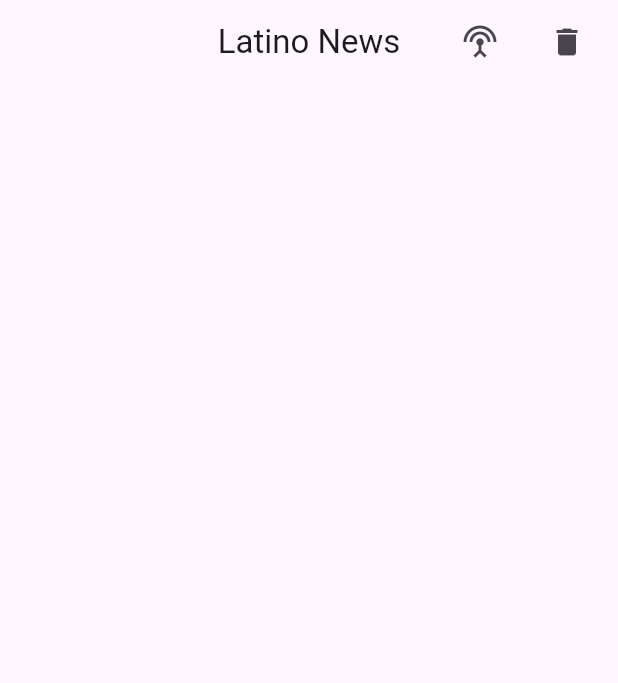
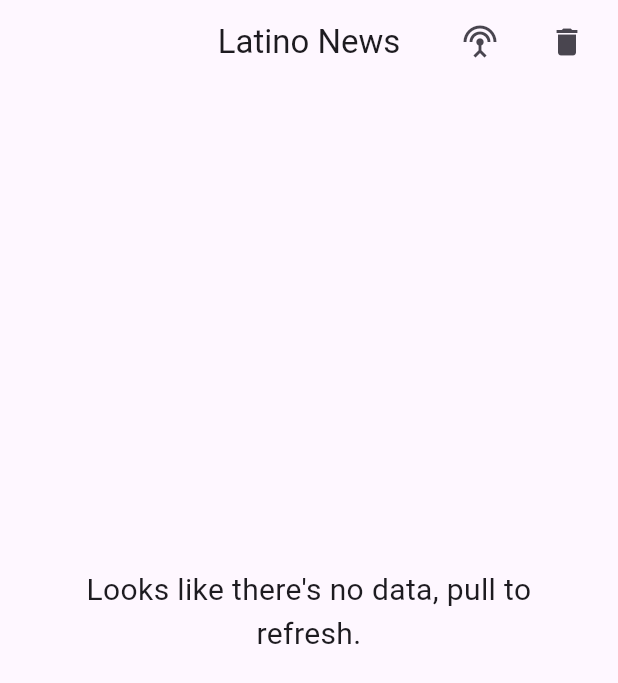
Before and after one commit to keronei/latino-posts, a Flutter app: the screen it shows after launch, after a tap on the "settings input antenna" icon, on a phone screen of 412 x 824 dp. Shown: the top 683 px of the screen. Run offline on Flutter 3.47's test engine with Material 3 defaults, Android fonts, the phone set to English and light mode, and no system bars; our stand-ins replace sqflite; accounts and stored records are empty; network calls fail.

Commit message:
Implement Load more and pull to refresh.

```diff
--- a/lib/main.dart
+++ b/lib/main.dart
@@ -8,7 +8,6 @@ void main() {
 class MyApp extends StatelessWidget {
   const MyApp({super.key});
 
-  // This widget is the root of your application.
   @override
   Widget build(BuildContext context) {
     return MaterialApp(
--- a/lib/views/news_list.dart
+++ b/lib/views/news_list.dart
@@ -1,3 +1,4 @@
+import 'package:latin_news/models/news_post.dart';
 import 'package:latin_news/providers/db_provider.dart';
 import 'package:latin_news/providers/api_provider.dart';
 import 'package:flutter/material.dart';
@@ -11,7 +12,21 @@ class HomePage extends StatefulWidget {
 
 class _HomePageState extends State<HomePage> {
   var isLoading = false;
-  int currentPage = 0;
+  int _currentPage = 1;
+  bool _hasNextPage = true;
+  bool _isFirstLoadRunning = true;
+  bool _isLoadMoreRunning = true;
+  bool _isLoadMoreButtonVisible = false;
+
+  List<NewsPost> _availablePosts = [];
+  late ScrollController _scrollController;
+
+  @override
+  void initState() {
+    super.initState();
+    _loadFromApi(_currentPage);
+    _scrollController = ScrollController()..addListener(_showMoreButton);
+  }
 
   @override
   Widget build(BuildContext context) {
@@ -25,7 +40,7 @@ class _HomePageState extends State<HomePage> {
             child: IconButton(
               icon: Icon(Icons.settings_input_antenna),
               onPressed: () async {
-                await _loadFromApi();
+                await _loadFromApi(1);
               },
             ),
           ),
@@ -47,16 +62,37 @@ class _HomePageState extends State<HomePage> {
     );
   }
 
-  _loadFromApi() async {
+  _loadFromApi(int page) async {
     setState(() {
-      isLoading = true;
+      if (page == 1) {
+        _isFirstLoadRunning = true;
+      } else {
+        _isLoadMoreRunning = true;
+      }
     });
 
     var apiProvider = NewsPostApiProvider();
-    await apiProvider.getNextPage(currentPage);
+
+    var posts = await apiProvider.getNextPage(page);
+
+    if (posts.isEmpty) {
+      // We've reached end of list
+      setState(() {
+        _hasNextPage = false;
+      });
+    } else {
+      setState(() {
+        _availablePosts.addAll(posts);
+        _currentPage += 1;
+      });
+    }
 
     setState(() {
-      isLoading = false;
+      if (page == 1) {
+        _isFirstLoadRunning = false;
+      } else {
+        _isLoadMoreRunning = false;
+      }
     });
   }
 
@@ -76,23 +112,93 @@ class _HomePageState extends State<HomePage> {
     return FutureBuilder(
       future: DBProvider.db.getAllNewsPosts(),
       builder: (BuildContext context, AsyncSnapshot snapshot) {
-        if (!snapshot.hasData) {
+        if (!snapshot.hasData || _isFirstLoadRunning) {
           return Center(child: CircularProgressIndicator());
         } else {
-          return ListView.separated(
+          return RefreshIndicator(
+            onRefresh: () async => {_loadFromApi(1)},
+            child: ListView.separated(
               separatorBuilder:
                   (context, index) => Divider(color: Colors.black12),
-            itemCount: snapshot.data.length,
+              itemCount: snapshot.data.length + 1,
+              controller: _scrollController,
+              physics: const AlwaysScrollableScrollPhysics(),
               itemBuilder: (BuildContext context, int index) {
+                if (index == snapshot.data.length && index == 0) {
+                  return Column(
+                    mainAxisAlignment: MainAxisAlignment.center,
+                    children: [
+                      SizedBox(
+                        height: MediaQuery.of(context).size.height - 100,
+                        width: MediaQuery.of(context).size.width - 50,
+                        child: Padding(
+                          padding: EdgeInsets.only(bottom: 20),
+                          child: Center(
+                            child: Text(
+                              "Looks like there's no data, pull to refresh.",
+                              style: TextStyle(fontSize: 20.0),
+                              textAlign: TextAlign.center,
+                            ),
+                          ),
+                        ),
+                      ),
+                    ],
+                  );
+                }
+                if (index == snapshot.data.length) {
+                  return Center(
+                    child: SizedBox(
+                      height: 60,
+                      width: MediaQuery.of(context).size.width - 50,
+                      child: Padding(
+                        padding: EdgeInsets.only(bottom: 20),
+                        child: ElevatedButton(
+                          style: ButtonStyle(
+                            shape:
+                                WidgetStateProperty.all<RoundedRectangleBorder>(
+                                  RoundedRectangleBorder(
+                                    borderRadius: BorderRadius.circular(6.0),
+                                  ),
+                                ),
+                          ),
+                          onPressed: () {
+                            _loadFromApi(_currentPage);
+                          },
+                          child: Text(
+                            "Load More",
+                            style: TextStyle(fontSize: 20.0),
+                          ),
+                        ),
+                      ),
+                    ),
+                  );
+                }
+
                 return ListTile(
-                leading: Text("${index + 1}", style: TextStyle(fontSize: 20.0)),
+                  leading: Text(
+                    "${index + 1}",
+                    style: TextStyle(fontSize: 20.0),
+                  ),
                   title: Text(snapshot.data[index].title),
                   subtitle: Text(snapshot.data[index].body),
                 );
               },
+            ),
           );
         }
       },
     );
   }
+
+  void _showMoreButton() {
+    setState(() {
+      _isLoadMoreButtonVisible = true;
+    });
   }
+
+  @override
+  void dispose() {
+    _scrollController.removeListener(_showMoreButton);
+    super.dispose();
+  }
+}
```
Lines whose indentation alone changed are shown as unchanged.
